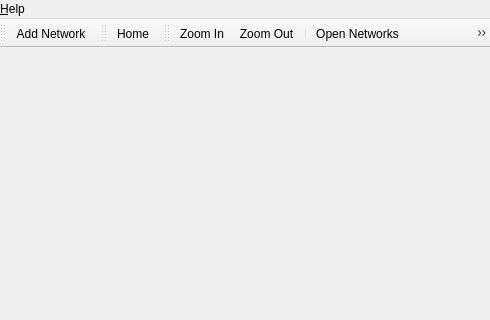
First picture: the form in ui/mainwindow.ui, repository bktruss/qnetaddressbook, before the edit; both pictures show x 150 to 640 and y 0 to 320 of the 640 by 480 pixel window.
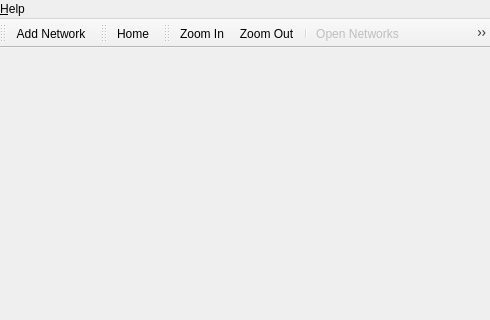
Second picture: the form after the edit. Icons and pictures are not drawn.

```diff
--- a/ui/mainwindow.ui
+++ b/ui/mainwindow.ui
@@ -207,6 +207,9 @@
    <property name="checkable">
     <bool>true</bool>
    </property>
+   <property name="enabled">
+    <bool>false</bool>
+   </property>
    <property name="icon">
     <iconset>
      <normaloff>:/images/open.png</normaloff>:/images/open.png</iconset>
@@ -222,6 +225,9 @@
    <property name="checkable">
     <bool>true</bool>
    </property>
+   <property name="enabled">
+    <bool>false</bool>
+   </property>
    <property name="icon">
     <iconset>
      <normaloff>:/images/wep.png</normaloff>:/images/wep.png</iconset>
@@ -237,6 +243,9 @@
    <property name="checkable">
     <bool>true</bool>
    </property>
+   <property name="enabled">
+    <bool>false</bool>
+   </property>
    <property name="icon">
     <iconset>
      <normaloff>:/images/wpa.png</normaloff>:/images/wpa.png</iconset>
@@ -252,6 +261,9 @@
    <property name="checkable">
     <bool>true</bool>
    </property>
+   <property name="enabled">
+    <bool>false</bool>
+   </property>
    <property name="icon">
     <iconset>
      <normaloff>:/images/wpa2.png</normaloff>:/images/wpa2.png</iconset>
```
Left out of the diff: 30 changed lines with no effect on the pictures.
